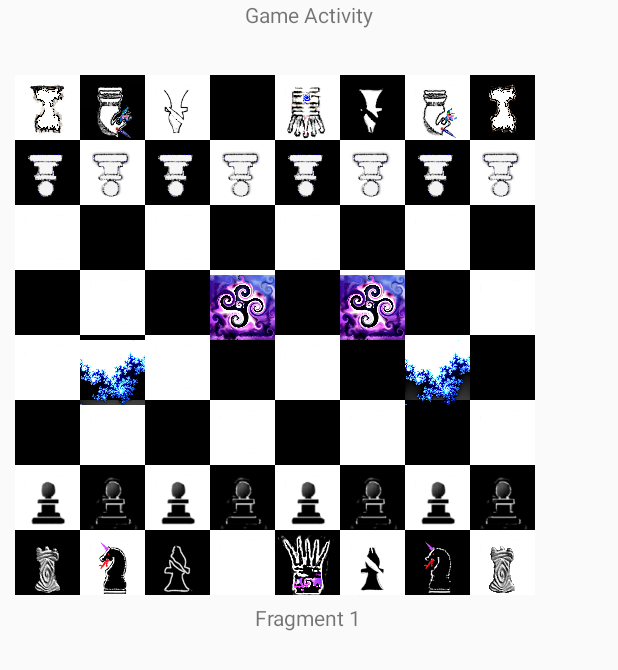
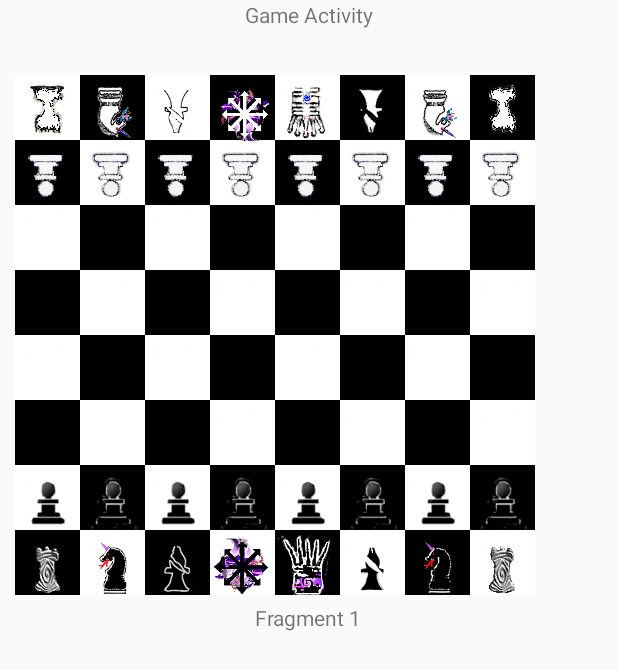
Before and after one commit to UMKCTeamSeven/OmniChessRandD, an Android app: the GameActivity screen opened directly, with no data from a screen before it, on a phone screen of 412 x 824 dp. Shown: the top 670 px of the screen. Run offline under Robolectric (Android 15) with nearby library versions, the phone set to English and light mode, and no system bars; libraries missing offline, so code that uses them is left out: junit.framework.

Commit message:
Kings on the board
King graphics and class

```diff
--- a/OmniChess/app/src/main/java/com/donthaveawebsite/mhy/ocfix/GameActivity.java
+++ b/OmniChess/app/src/main/java/com/donthaveawebsite/mhy/ocfix/GameActivity.java
@@ -161,24 +161,17 @@ public class GameActivity extends FragmentActivity implements OnClickListener
         }
     mainboard = theboard;
 //Pieces
-        //Portals
-        Portal portalA = new Portal(true, 3, 4, 1);
-        Portal portalB = new Portal(true, 5, 4, 1, portalA);
-        portalA.SetRelated(portalB);
+        //KINGS
+        King whiteking = new King(true, 3,7,1);
+        King blackking = new King(true, 3,0,1);
 
-        Portal portalC = new Portal(true, 1, 3, 1);
-        Portal portalD = new Portal(true, 6, 3, 1, portalC);
-        portalC.SetRelated(portalD);
+        whiteking.switchcolor();
 
-        theboard.getSpot(3,4).placePiece(portalA);
-        theboard.getSpot(3,4).getAppearance().setImageResource(R.drawable.ni_portal);
-        theboard.getSpot(5, 4).placePiece(portalB);
-        theboard.getSpot(5, 4).getAppearance().setImageResource(R.drawable.ni_portal);
+        theboard.getSpot(3,7).placePiece(whiteking);
+        theboard.getSpot(3,0).placePiece(blackking);
 
-        theboard.getSpot(1,3).placePiece(portalC);
-        theboard.getSpot(1,3).getAppearance().setImageResource(R.drawable.ni_fractal);
-        theboard.getSpot(6, 3).placePiece(portalD);
-        theboard.getSpot(6, 3).getAppearance().setImageResource(R.drawable.ni_fractal);
+        theboard.getSpot(3,0).getAppearance().setImageResource(R.drawable.ni_bking);
+        theboard.getSpot(3,7).getAppearance().setImageResource(R.drawable.ni_wking);
 
 
         //queens
--- /dev/null
+++ b/OmniChess/app/src/main/java/com/donthaveawebsite/mhy/ocfix/King.java
@@ -0,0 +1,59 @@
+package com.donthaveawebsite.mhy.ocfix;
+
+/**
+ * Created by Matthew on 5/17/2016.
+ */
+public class King extends Piece
+{
+    private char kingcolor = 'B';
+    public King(boolean available, int x, int y, int z)
+
+    {
+        super(available, x, y, z, R.drawable.ni_bking);
+        this.type = new IsValid(IsValid.piecetype.king);
+    }
+
+    @Override
+    public void switchcolor()
+    {
+        if (kingcolor == 'W')
+        {
+            kingcolor = 'B';
+            this.setIcon(R.drawable.ni_bking);
+
+        }
+        else
+        {
+            kingcolor ='W';
+            this.setIcon(R.drawable.ni_wking);
+        }
+
+    }
+
+    public void OnMove(Piece king, Spot source, Spot destination, Board theboard)
+    {
+        if (source == destination)
+        {
+            //exit selected mode
+            return;
+        }
+        Mover theMove = new Mover();
+        boolean moved = theMove.TryMove(king, source, destination, theboard);
+        try
+        {
+            if (moved)
+            {
+                if (destination.isOccupied()) {
+                    destination.releaseSpot();
+                    destination.placePiece(king);
+                } else {
+                    destination.placePiece(king);
+                }
+                //update view.
+            } else {   } }        //end if block      //end try block   //return to selected mode TODO fill else block with return to selected mode
+        catch (NullPointerException objectmissing)
+        {  }
+
+    }
+
+}
--- a/OmniChess/app/src/main/java/com/donthaveawebsite/mhy/ocfix/Piece.java
+++ b/OmniChess/app/src/main/java/com/donthaveawebsite/mhy/ocfix/Piece.java
@@ -75,10 +75,12 @@ public class Piece {
     public void setZ(int z) {
         this.z = z;
     }
-    public void switchcolor() {if (this.color == 'W') this.color ='B'; else this.color='W';}
+
     public char getcolor(Piece piece) {return this.color;}
     public int getIcon() { return icon; }
     public void setIcon(int icon) { this.icon = icon; }
+
+    public void switchcolor() {if (this.color == 'W') this.color ='B'; else this.color='W';}
 
     public void OnMove(Piece piece, Spot source, Spot destination, Board theboard)
     {
```
Also changed, not shown: OmniChess/app/src/main/res/drawable-xxhdpi/ni_bking.png (added), OmniChess/app/src/main/res/drawable-xxhdpi/ni_wking.png (added).
